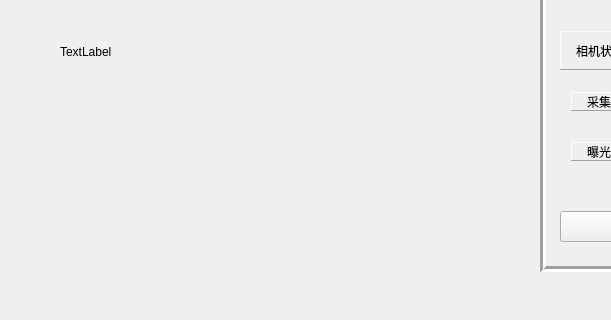
Qt form Qimage_process/ori_image.ui (tannff/CUDA_imageProcess) before a commit; both pictures show x 0 to 611 and y 189 to 509 of the 883 by 509 pixel window.
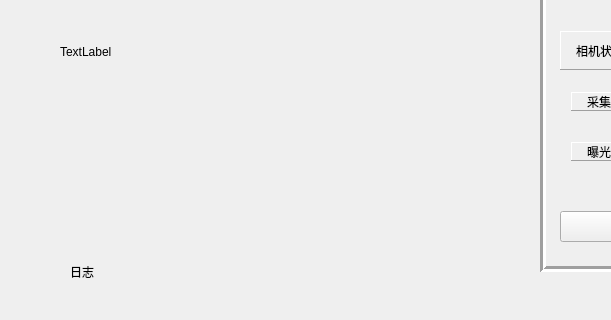
The same form after that commit.

What changed in the file:
```diff
--- a/Qimage_process/ori_image.ui
+++ b/Qimage_process/ori_image.ui
@@ -412,6 +412,19 @@
     <set>Qt::AlignCenter</set>
    </property>
   </widget>
+  <widget class="QLabel" name="label_12">
+   <property name="geometry">
+    <rect>
+     <x>70</x>
+     <y>440</y>
+     <width>451</width>
+     <height>41</height>
+    </rect>
+   </property>
+   <property name="text">
+    <string>日志</string>
+   </property>
+  </widget>
   <zorder>label_2</zorder>
   <zorder>label</zorder>
   <zorder>horizontalLayoutWidget</zorder>
```
Left out of the diff: 1 changed line with no effect on the pictures.
